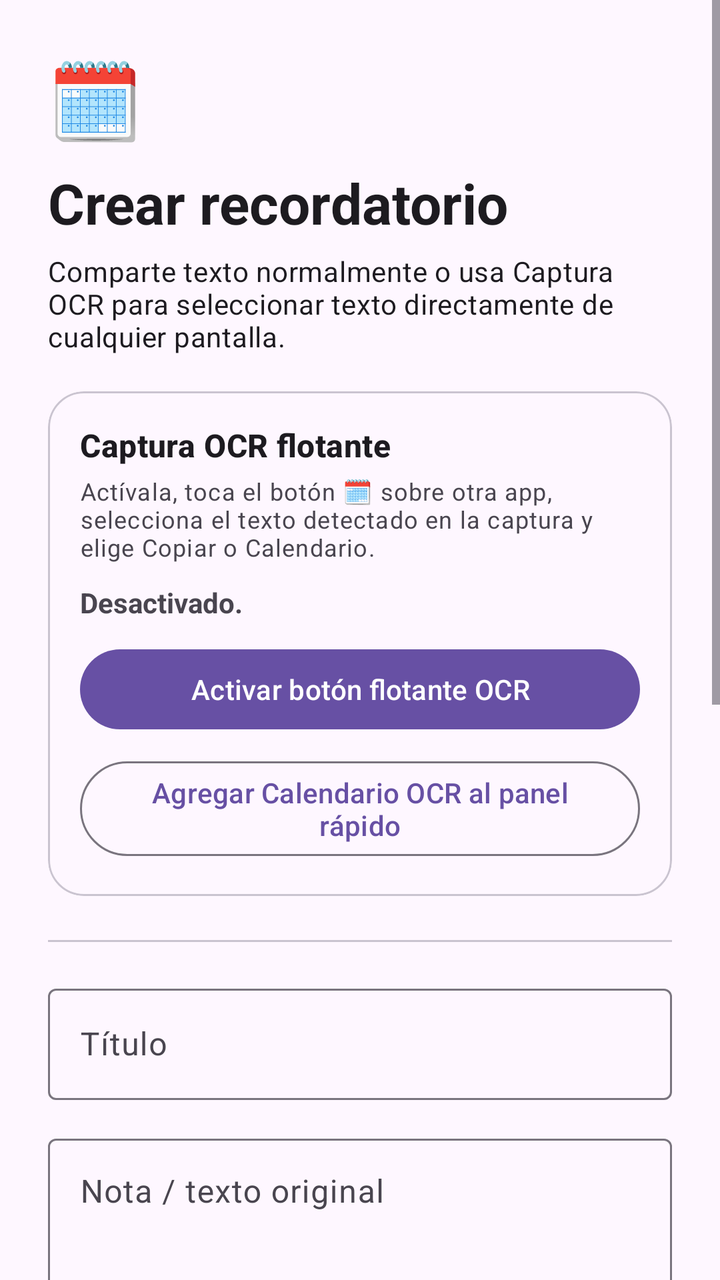
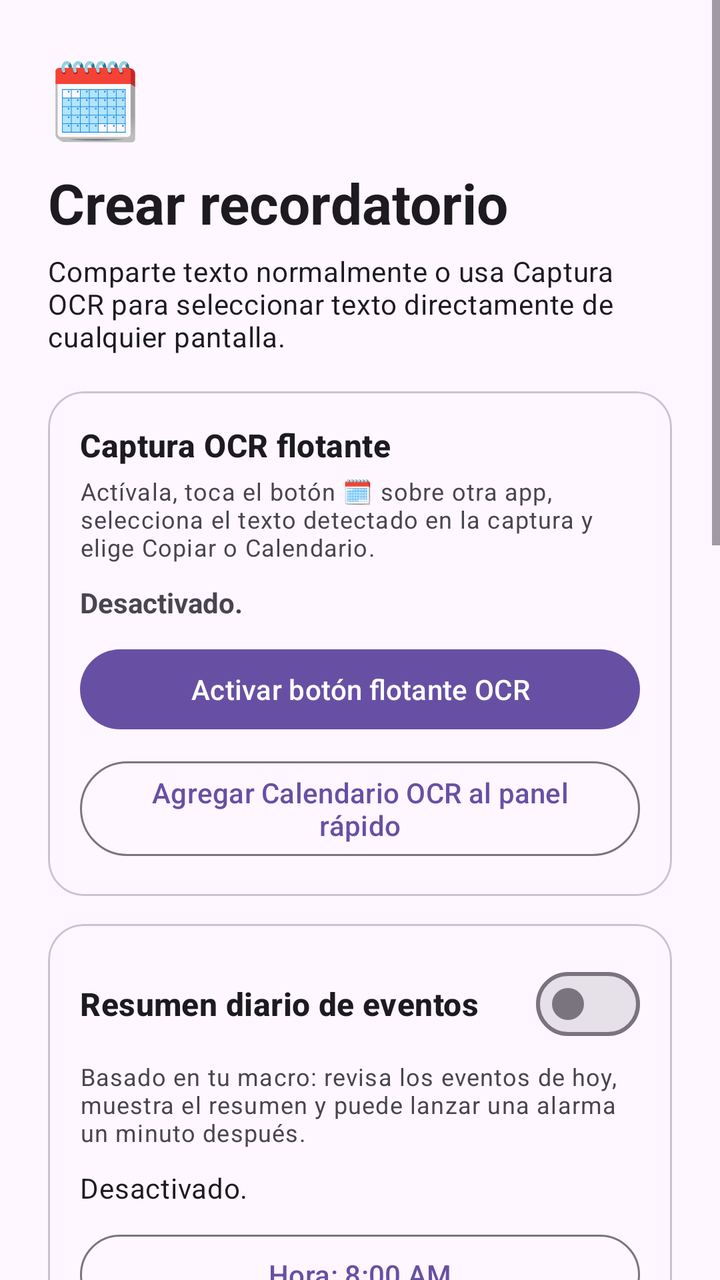

Before-and-after screenshots of an Android layout around one commit, followed by the original layout XML and the change that was made.
<!-- AndroidManifest.xml: application theme Theme.Calendario -->
<!-- res/layout/activity_main.xml -->
<?xml version="1.0" encoding="utf-8"?>
<ScrollView xmlns:android="http://schemas.android.com/apk/res/android"
    xmlns:app="http://schemas.android.com/apk/res-auto"
    android:layout_width="match_parent"
    android:layout_height="match_parent"
    android:fillViewport="true">

    <LinearLayout
        android:layout_width="match_parent"
        android:layout_height="wrap_content"
        android:orientation="vertical"
        android:padding="24dp">

        <TextView
            android:layout_width="wrap_content"
            android:layout_height="wrap_content"
            android:text="🗓️"
            android:textSize="38sp" />

        <TextView
            android:layout_width="match_parent"
            android:layout_height="wrap_content"
            android:layout_marginTop="8dp"
            android:text="Crear recordatorio"
            android:textAppearance="@style/TextAppearance.Material3.HeadlineMedium"
            android:textStyle="bold" />

        <TextView
            android:layout_width="match_parent"
            android:layout_height="wrap_content"
            android:layout_marginTop="6dp"
            android:text="Comparte texto normalmente o usa Captura OCR para seleccionar texto directamente de cualquier pantalla."
            android:textAppearance="@style/TextAppearance.Material3.BodyMedium" />

        <com.google.android.material.card.MaterialCardView
            android:layout_width="match_parent"
            android:layout_height="wrap_content"
            android:layout_marginTop="18dp"
            app:cardCornerRadius="18dp"
            app:strokeWidth="1dp">

            <LinearLayout
                android:layout_width="match_parent"
                android:layout_height="wrap_content"
                android:orientation="vertical"
                android:padding="16dp">

                <TextView
                    android:layout_width="match_parent"
                    android:layout_height="wrap_content"
                    android:text="Captura OCR flotante"
                    android:textAppearance="@style/TextAppearance.Material3.TitleMedium"
                    android:textStyle="bold" />

                <TextView
                    android:layout_width="match_parent"
                    android:layout_height="wrap_content"
                    android:layout_marginTop="4dp"
                    android:text="Actívala, toca el botón 🗓 sobre otra app, selecciona el texto detectado en la captura y elige Copiar o Calendario."
                    android:textAppearance="@style/TextAppearance.Material3.BodySmall" />

                <TextView
                    android:id="@+id/floatingStatusText"
                    android:layout_width="match_parent"
                    android:layout_height="wrap_content"
                    android:layout_marginTop="10dp"
                    android:text="Desactivado."
                    android:textStyle="bold" />

                <com.google.android.material.button.MaterialButton
                    android:id="@+id/floatingModeButton"
                    android:layout_width="match_parent"
                    android:layout_height="wrap_content"
                    android:layout_marginTop="10dp"
                    android:text="Activar botón flotante OCR" />

                <com.google.android.material.button.MaterialButton
                    android:id="@+id/addTileButton"
                    style="@style/Widget.Material3.Button.OutlinedButton"
                    android:layout_width="match_parent"
                    android:layout_height="wrap_content"
                    android:layout_marginTop="8dp"
                    android:text="Agregar Calendario OCR al panel rápido" />
            </LinearLayout>
        </com.google.android.material.card.MaterialCardView>

        <com.google.android.material.divider.MaterialDivider
            android:layout_width="match_parent"
            android:layout_height="wrap_content"
            android:layout_marginTop="22dp"
            android:layout_marginBottom="18dp" />

        <com.google.android.material.textfield.TextInputLayout
            android:layout_width="match_parent"
            android:layout_height="wrap_content"
            android:hint="Título">

            <com.google.android.material.textfield.TextInputEditText
                android:id="@+id/titleEdit"
                android:layout_width="match_parent"
                android:layout_height="wrap_content"
                android:inputType="textCapSentences"
                android:maxLines="2" />
        </com.google.android.material.textfield.TextInputLayout>

        <com.google.android.material.textfield.TextInputLayout
            android:layout_width="match_parent"
            android:layout_height="wrap_content"
            android:layout_marginTop="14dp"
            android:hint="Nota / texto original">

            <com.google.android.material.textfield.TextInputEditText
                android:id="@+id/noteEdit"
                android:layout_width="match_parent"
                android:layout_height="120dp"
                android:gravity="top|start"
                android:inputType="textMultiLine|textCapSentences"
                android:scrollbars="vertical" />
        </com.google.android.material.textfield.TextInputLayout>

        <TextView
            android:layout_width="match_parent"
            android:layout_height="wrap_content"
            android:layout_marginTop="22dp"
            android:text="Fecha y hora"
            android:textAppearance="@style/TextAppearance.Material3.TitleMedium"
            android:textStyle="bold" />

        <LinearLayout
            android:layout_width="match_parent"
            android:layout_height="wrap_content"
            android:layout_marginTop="8dp"
            android:orientation="horizontal">

            <com.google.android.material.button.MaterialButton
                android:id="@+id/dateButton"
                style="@style/Widget.Material3.Button.OutlinedButton"
                android:layout_width="0dp"
                android:layout_height="wrap_content"
                android:layout_weight="1"
                android:text="Fecha" />

            <Space
                android:layout_width="10dp"
                android:layout_height="1dp" />

            <com.google.android.material.button.MaterialButton
                android:id="@+id/timeButton"
                style="@style/Widget.Material3.Button.OutlinedButton"
                android:layout_width="0dp"
                android:layout_height="wrap_content"
                android:layout_weight="1"
                android:text="Hora" />
        </LinearLayout>

        <TextView
            android:layout_width="match_parent"
            android:layout_height="wrap_content"
            android:layout_marginTop="18dp"
            android:text="Duración"
            android:textStyle="bold" />

        <Spinner
            android:id="@+id/durationSpinner"
            android:layout_width="match_parent"
            android:layout_height="48dp" />

        <TextView
            android:layout_width="match_parent"
            android:layout_height="wrap_content"
            android:layout_marginTop="12dp"
            android:text="Calendario"
            android:textStyle="bold" />

        <Spinner
            android:id="@+id/calendarSpinner"
            android:layout_width="match_parent"
            android:layout_height="48dp" />

        <TextView
            android:layout_width="match_parent"
            android:layout_height="wrap_content"
            android:layout_marginTop="12dp"
            android:text="Aviso"
            android:textStyle="bold" />

        <Spinner
            android:id="@+id/reminderSpinner"
            android:layout_width="match_parent"
            android:layout_height="48dp" />

        <TextView
            android:id="@+id/statusText"
            android:layout_width="match_parent"
            android:layout_height="wrap_content"
            android:layout_marginTop="16dp"
            android:text="Listo para crear un recordatorio."
            android:textAppearance="@style/TextAppearance.Material3.BodyMedium" />

        <com.google.android.material.button.MaterialButton
            android:id="@+id/permissionButton"
            style="@style/Widget.Material3.Button.OutlinedButton"
            android:layout_width="match_parent"
            android:layout_height="wrap_content"
            android:layout_marginTop="12dp"
            android:text="Dar permiso de calendario"
            android:visibility="gone" />

        <com.google.android.material.button.MaterialButton
            android:id="@+id/saveButton"
            android:layout_width="match_parent"
            android:layout_height="wrap_content"
            android:layout_marginTop="18dp"
            android:minHeight="54dp"
            android:text="Guardar en calendario" />

        <com.google.android.material.button.MaterialButton
            android:id="@+id/openCalendarButton"
            style="@style/Widget.Material3.Button.OutlinedButton"
            android:layout_width="match_parent"
            android:layout_height="wrap_content"
            android:layout_marginTop="8dp"
            android:layout_marginBottom="16dp"
            android:text="Abrir evento"
            android:visibility="gone" />

    </LinearLayout>
</ScrollView>
<!-- resources referenced by this layout -->
<resources>
  <style name="Theme.Calendario" parent="Theme.Material3.DayNight.NoActionBar">
          <item name="colorPrimary">@color/calendar_primary</item>
          <item name="android:statusBarColor">?attr/colorSurface</item>
          <item name="android:navigationBarColor">?attr/colorSurface</item>
          <item name="android:windowLightStatusBar">true</item>
      </style>
  <color name="calendar_primary">#6750A4</color>
</resources>

<!-- the commit's change to res/layout/activity_main.xml (unified diff, before → after) -->
@@ -81,6 +81,84 @@
                     android:layout_height="wrap_content"
                     android:layout_marginTop="8dp"
                     android:text="Agregar Calendario OCR al panel rápido" />
+            </LinearLayout>
+        </com.google.android.material.card.MaterialCardView>
+
+        <com.google.android.material.card.MaterialCardView
+            android:layout_width="match_parent"
+            android:layout_height="wrap_content"
+            android:layout_marginTop="14dp"
+            app:cardCornerRadius="18dp"
+            app:strokeWidth="1dp">
+
+            <LinearLayout
+                android:layout_width="match_parent"
+                android:layout_height="wrap_content"
+                android:orientation="vertical"
+                android:padding="16dp">
+
+                <com.google.android.material.materialswitch.MaterialSwitch
+                    android:id="@+id/dailySummarySwitch"
+                    android:layout_width="match_parent"
+                    android:layout_height="wrap_content"
+                    android:text="Resumen diario de eventos"
+                    android:textAppearance="@style/TextAppearance.Material3.TitleMedium"
+                    android:textStyle="bold" />
+
+                <TextView
+                    android:layout_width="match_parent"
+                    android:layout_height="wrap_content"
+                    android:layout_marginTop="4dp"
+                    android:text="Basado en tu macro: revisa los eventos de hoy, muestra el resumen y puede lanzar una alarma un minuto después."
+                    android:textAppearance="@style/TextAppearance.Material3.BodySmall" />
+
+                <TextView
+                    android:id="@+id/dailySummaryStatusText"
+                    android:layout_width="match_parent"
+                    android:layout_height="wrap_content"
+                    android:layout_marginTop="10dp"
+                    android:text="Desactivado."
+                    android:textAppearance="@style/TextAppearance.Material3.BodyMedium" />
+
+                <com.google.android.material.button.MaterialButton
+                    android:id="@+id/dailySummaryTimeButton"
+                    style="@style/Widget.Material3.Button.OutlinedButton"
+                    android:layout_width="match_parent"
+                    android:layout_height="wrap_content"
+                    android:layout_marginTop="10dp"
+                    android:text="Hora: 8:00 AM" />
+
+                <com.google.android.material.materialswitch.MaterialSwitch
+                    android:id="@+id/dailyAlarmSwitch"
+                    android:layout_width="match_parent"
+                    android:layout_height="wrap_content"
+                    android:layout_marginTop="6dp"
+                    android:text="Alarma 1 minuto después si hay eventos" />
+
+                <com.google.android.material.button.MaterialButton
+                    android:id="@+id/dailySummaryTestButton"
+                    android:layout_width="match_parent"
+                    android:layout_height="wrap_content"
+                    android:layout_marginTop="8dp"
+                    android:text="Probar resumen ahora" />
+
+                <com.google.android.material.button.MaterialButton
+                    android:id="@+id/dailyOverlayPermissionButton"
+                    style="@style/Widget.Material3.Button.OutlinedButton"
+                    android:layout_width="match_parent"
+                    android:layout_height="wrap_content"
+                    android:layout_marginTop="8dp"
+                    android:text="Permitir aviso flotante"
+                    android:visibility="gone" />
+
+                <com.google.android.material.button.MaterialButton
+                    android:id="@+id/dailyExactAlarmButton"
+                    style="@style/Widget.Material3.Button.OutlinedButton"
+                    android:layout_width="match_parent"
+                    android:layout_height="wrap_content"
+                    android:layout_marginTop="8dp"
+                    android:text="Permitir hora exacta"
+                    android:visibility="gone" />
             </LinearLayout>
         </com.google.android.material.card.MaterialCardView>
 
